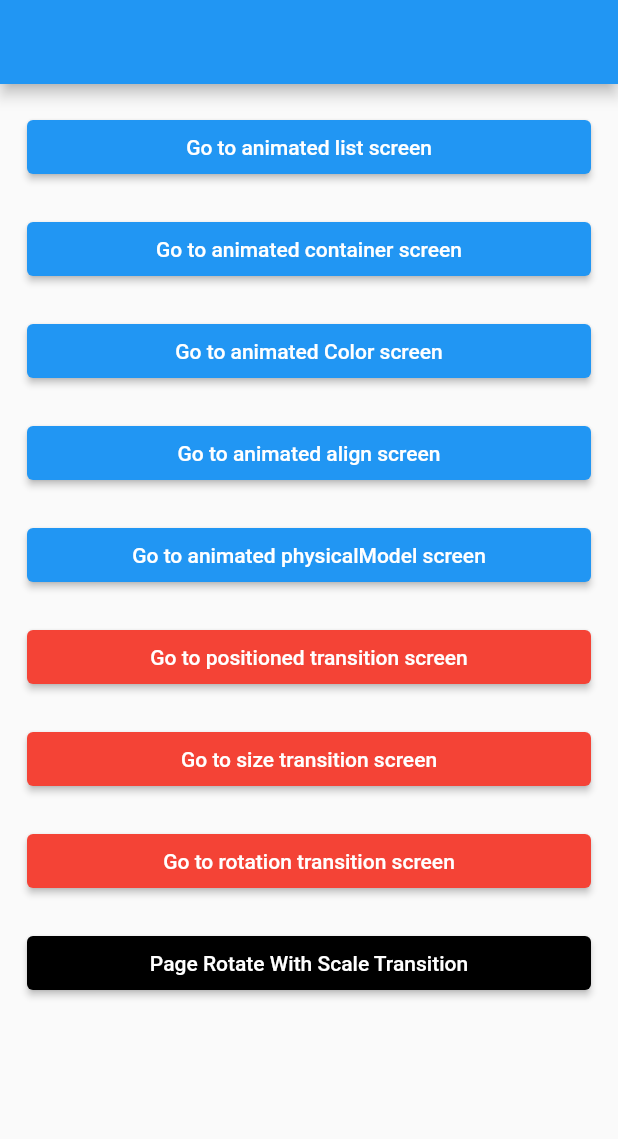
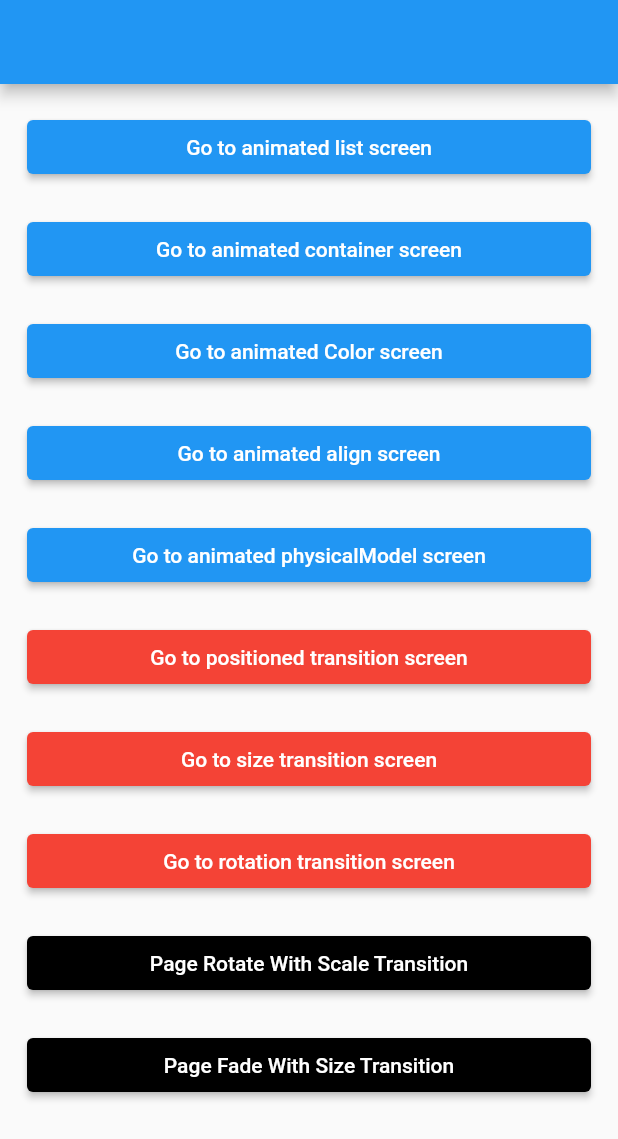
Before and after one commit to Attia-Fouad/animations, a Flutter app: the screen it shows after launch, on a phone screen of 412 x 824 dp. Shown: the top 1139 px of the screen. Run offline on Flutter 3.47's test engine with Material 2 defaults, Android fonts, the phone set to English and light mode, and no system bars; our stand-ins replace animate_do, go_router.

Commit message:
add fade with size page transition

```diff
--- a/lib/home_screen.dart
+++ b/lib/home_screen.dart
@@ -1,4 +1,5 @@
 import 'package:animations/Screens/animated_align_screen.dart';
+import 'package:animations/page_transition/fade_with_size_page_transition.dart';
 import 'package:animations/page_transition/rotate_with_scale_page_transition.dart';
 import 'package:flutter/material.dart';
 import 'package:go_router/go_router.dart';
@@ -110,6 +111,19 @@ class _HomeScreenState extends State<HomeScreen> {
                   "Page Rotate With Scale Transition",
                   style: TextStyle(color: Colors.white),
                 )),
+            const SizedBox(
+              height: 20,
+            ),
+            ElevatedButton(
+                style: ElevatedButton.styleFrom(backgroundColor: Colors.black),
+                onPressed: () {
+                  Navigator.of(context).push(
+                      PageFadeWithSizeTransition(const AnimatedAlignScree()));
+                },
+                child: const Text(
+                  "Page Fade With Size Transition",
+                  style: TextStyle(color: Colors.white),
+                )),
           ],
         ),
       ),
--- /dev/null
+++ b/lib/page_transition/fade_with_size_page_transition.dart
@@ -0,0 +1,20 @@
+import 'package:flutter/material.dart';
+
+class PageFadeWithSizeTransition extends PageRouteBuilder {
+  final dynamic page;
+
+  PageFadeWithSizeTransition(this.page)
+      : super(
+            pageBuilder: (context, animation, secondaryAnimation) => page,
+            transitionsBuilder:
+                (context, animation, secondaryAnimation, child) {
+              return Align(
+                alignment: Alignment.center,
+                child: SizeTransition(
+                  axis: Axis.horizontal,
+                  sizeFactor: animation,
+                  child: FadeTransition(opacity: animation, child: child),
+                ),
+              );
+            });
+}
```
